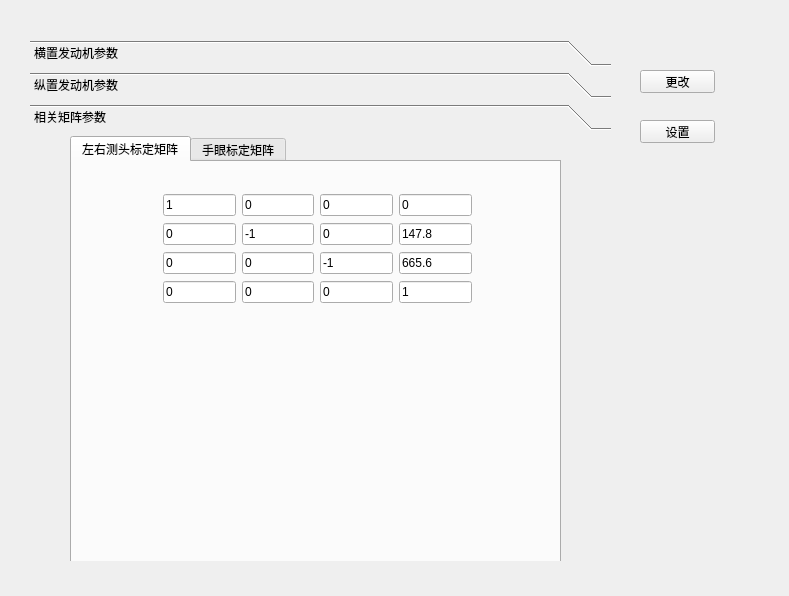
Old version of the form visualprocessing.ui in the repository zyj8691/PCSAProject.
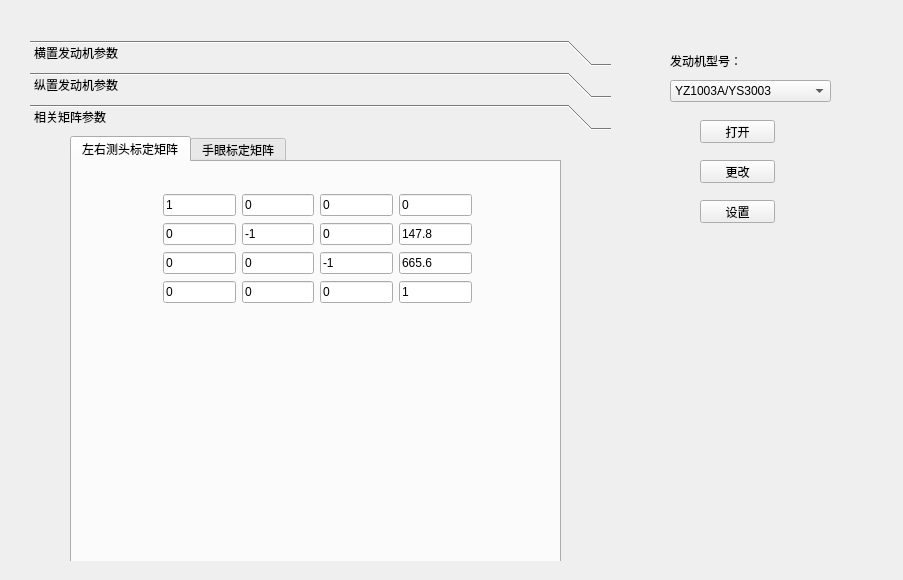
New version of the form. The open tabs and pages were chosen to show the change.

Commit message: 增加型号，可以根据型号显示参数

```diff
--- a/visualprocessing.ui
+++ b/visualprocessing.ui
@@ -6,8 +6,8 @@
    <rect>
     <x>0</x>
     <y>0</y>
-    <width>789</width>
-    <height>596</height>
+    <width>903</width>
+    <height>580</height>
    </rect>
   </property>
   <property name="windowTitle">
@@ -16,8 +16,8 @@
   <widget class="QPushButton" name="setButton">
    <property name="geometry">
     <rect>
-     <x>640</x>
-     <y>120</y>
+     <x>700</x>
+     <y>200</y>
      <width>75</width>
      <height>23</height>
     </rect>
@@ -29,8 +29,8 @@
   <widget class="QPushButton" name="updataButton">
    <property name="geometry">
     <rect>
-     <x>640</x>
-     <y>70</y>
+     <x>700</x>
+     <y>160</y>
      <width>75</width>
      <height>23</height>
     </rect>
@@ -4238,6 +4238,67 @@
     </widget>
    </widget>
   </widget>
+  <widget class="QLabel" name="label">
+   <property name="geometry">
+    <rect>
+     <x>670</x>
+     <y>50</y>
+     <width>71</width>
+     <height>21</height>
+    </rect>
+   </property>
+   <property name="text">
+    <string>发动机型号：</string>
+   </property>
+  </widget>
+  <widget class="QComboBox" name="comboBox">
+   <property name="geometry">
+    <rect>
+     <x>670</x>
+     <y>80</y>
+     <width>161</width>
+     <height>22</height>
+    </rect>
+   </property>
+   <item>
+    <property name="text">
+     <string>YZ1003A/YS3003</string>
+    </property>
+   </item>
+   <item>
+    <property name="text">
+     <string>WZ1001/WS3001</string>
+    </property>
+   </item>
+   <item>
+    <property name="text">
+     <string>WZ1019/WS3005</string>
+    </property>
+   </item>
+   <item>
+    <property name="text">
+     <string>WZ218/WS301</string>
+    </property>
+   </item>
+   <item>
+    <property name="text">
+     <string>WZ1008A/WS3005A</string>
+    </property>
+   </item>
+  </widget>
+  <widget class="QPushButton" name="openButton">
+   <property name="geometry">
+    <rect>
+     <x>700</x>
+     <y>120</y>
+     <width>75</width>
+     <height>23</height>
+    </rect>
+   </property>
+   <property name="text">
+    <string>打开</string>
+   </property>
+  </widget>
  </widget>
  <layoutdefault spacing="6" margin="11"/>
  <resources/>
```
Left out of the diff: 6 changed lines with no effect on the pictures. The commit also changes 20 other files.
